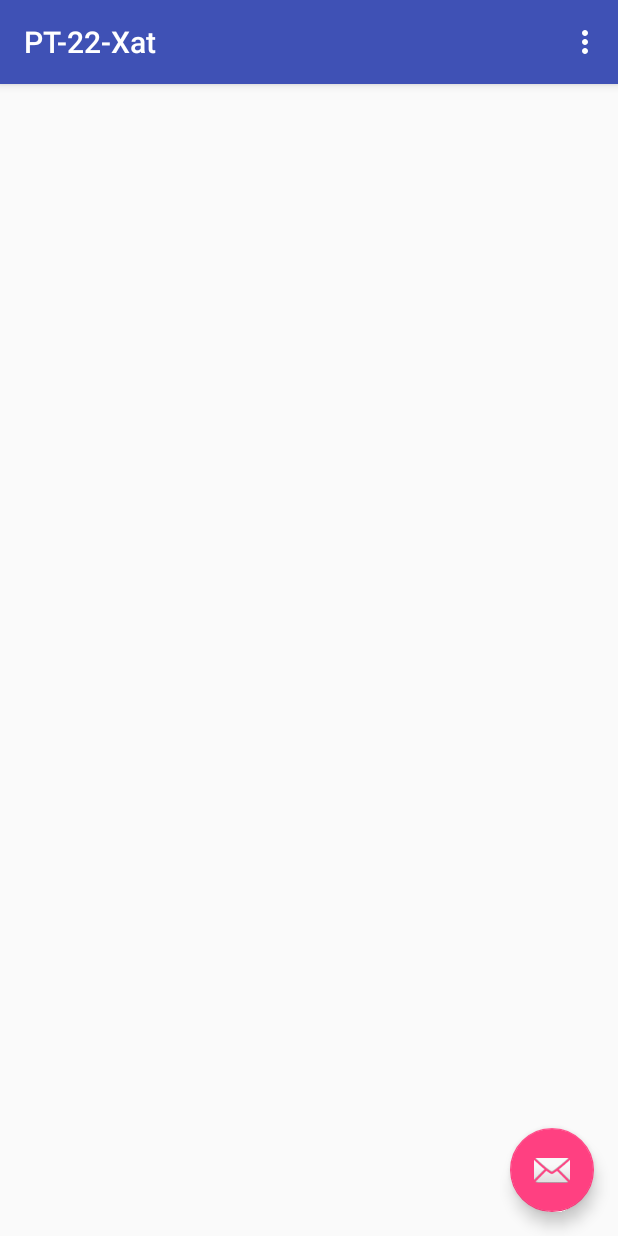
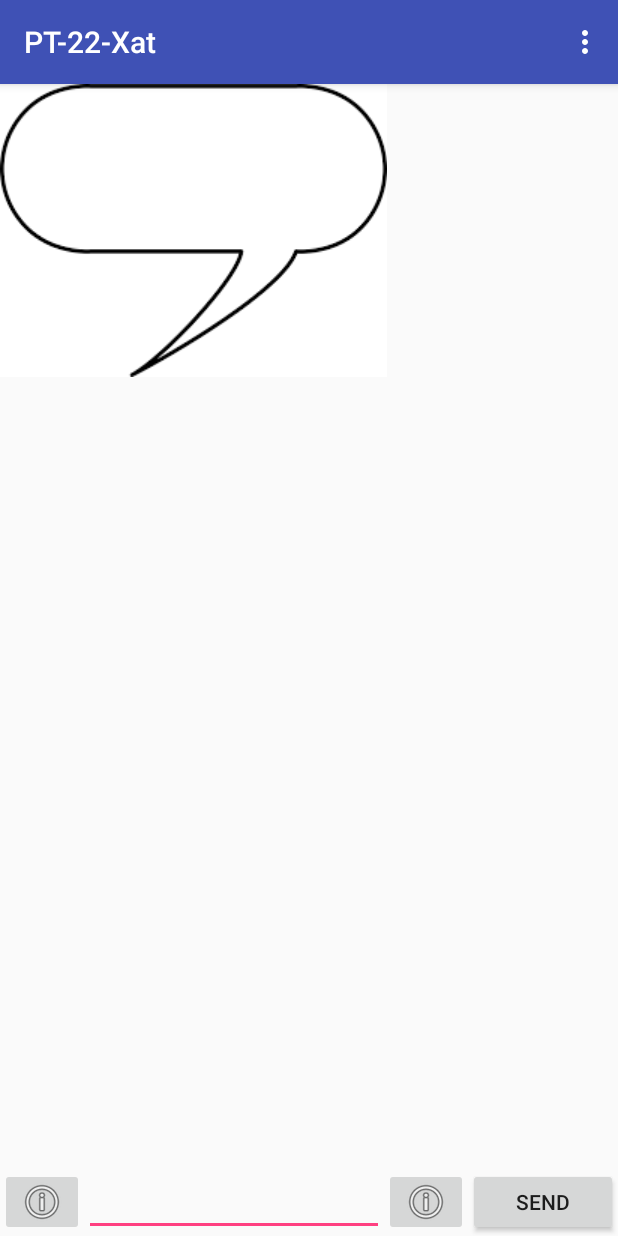
Before and after one commit to damarillom/PT-22-Android, an Android app: the screen it shows after launch (MainActivity), in the options menu, after a tap on "Settings", on a phone screen of 412 x 824 dp. Run offline under Robolectric (Android 15) with nearby library versions, the phone set to English and light mode, and no system bars.

Commit message:
chat funcional

```diff
--- a/app/src/main/java/com/dam/iam26509397/pt_22_xat/MainActivity.java
+++ b/app/src/main/java/com/dam/iam26509397/pt_22_xat/MainActivity.java
@@ -1,15 +1,18 @@
 package com.dam.iam26509397.pt_22_xat;
 
 import android.os.Bundle;
-import android.support.design.widget.FloatingActionButton;
-import android.support.design.widget.Snackbar;
 import android.support.v7.app.AppCompatActivity;
 import android.support.v7.widget.Toolbar;
+import android.view.Gravity;
 import android.view.View;
 import android.view.Menu;
 import android.view.MenuItem;
+import android.widget.EditText;
+import android.widget.LinearLayout;
+import android.widget.TextView;
 
 public class MainActivity extends AppCompatActivity {
+    boolean left = true;
 
     @Override
     protected void onCreate(Bundle savedInstanceState) {
@@ -18,14 +21,7 @@ public class MainActivity extends AppCompatActivity {
         Toolbar toolbar = (Toolbar) findViewById(R.id.toolbar);
         setSupportActionBar(toolbar);
 
-        FloatingActionButton fab = (FloatingActionButton) findViewById(R.id.fab);
-        fab.setOnClickListener(new View.OnClickListener() {
-            @Override
-            public void onClick(View view) {
-                Snackbar.make(view, "Replace with your own action", Snackbar.LENGTH_LONG)
-                        .setAction("Action", null).show();
-            }
-        });
+
     }
 
     @Override
@@ -49,4 +45,33 @@ public class MainActivity extends AppCompatActivity {
 
         return super.onOptionsItemSelected(item);
     }
+
+    public void addToScrollView(View view) {
+        //added LInearLayout
+        LinearLayout linearLayout = (LinearLayout) findViewById(R.id.LScroll);
+
+        //added LayoutParams
+        LinearLayout.LayoutParams params = new LinearLayout.LayoutParams(LinearLayout.LayoutParams.WRAP_CONTENT, LinearLayout.LayoutParams.WRAP_CONTENT);
+        params.gravity = left ? Gravity.LEFT : Gravity.RIGHT;
+        linearLayout.setOrientation(LinearLayout.VERTICAL);
+
+        EditText edit = (EditText)findViewById(R.id.editext1);
+        String result = edit.getText().toString();
+        //add textView
+        TextView textView = new TextView(this);
+        textView.setText("         " +result);
+        //textView.setId(1);
+        textView.setLayoutParams(params);
+        //textView.setBackground();
+        if (left) {
+            textView.setBackgroundResource(R.drawable.bocadillol);
+            left = false;
+        } else {
+            textView.setBackgroundResource(R.drawable.bocadillor);
+            left = true;
+        }
+
+        //added the textView and the Button to LinearLayout
+        linearLayout.addView(textView);
+    }
 }
--- a/app/src/main/res/layout/activity_main.xml
+++ b/app/src/main/res/layout/activity_main.xml
@@ -22,12 +22,5 @@
 
     <include layout="@layout/content_main" />
 
-    <android.support.design.widget.FloatingActionButton
-        android:id="@+id/fab"
-        android:layout_width="wrap_content"
-        android:layout_height="wrap_content"
-        android:layout_gravity="bottom|end"
-        android:layout_margin="@dimen/fab_margin"
-        app:srcCompat="@android:drawable/ic_dialog_email" />
 
 </android.support.design.widget.CoordinatorLayout>
--- a/app/src/main/res/layout/content_main.xml
+++ b/app/src/main/res/layout/content_main.xml
@@ -6,7 +6,8 @@
     android:layout_height="match_parent"
     app:layout_behavior="@string/appbar_scrolling_view_behavior"
     tools:context=".MainActivity"
-    tools:showIn="@layout/activity_main">
+    tools:showIn="@layout/activity_main"
+    android:orientation="vertical">
 
     <ScrollView
         android:id="@+id/scroll"
@@ -14,6 +15,7 @@
         android:layout_height="400dp"
         android:layout_weight="0.87">
         <LinearLayout
+            android:id="@+id/LScroll"
             android:layout_width="match_parent"
             android:layout_height="wrap_content"
             android:orientation="vertical">
@@ -21,8 +23,28 @@
         </LinearLayout>
     </ScrollView>
     <LinearLayout
-        android:layout_width="wrap_content"
-        android:layout_height="45dp">
-        z
+        android:layout_width="match_parent"
+        android:layout_height="45dp"
+        android:orientation="horizontal">
+
+        <ImageButton
+            android:id="@+id/imageButton1"
+            android:layout_width="wrap_content"
+            android:layout_height="match_parent"
+            app:srcCompat="@android:drawable/ic_menu_info_details" />
+        <EditText
+            android:id="@+id/editext1"
+            android:layout_width="200dp"
+            android:layout_height="match_parent" />
+        <ImageButton
+            android:id="@+id/imageButton2"
+            android:layout_width="wrap_content"
+            android:layout_height="match_parent"
+            app:srcCompat="@android:drawable/ic_menu_info_details" />
+        <Button
+            android:layout_width="match_parent"
+            android:layout_height="match_parent"
+            android:text="Send"
+            android:onClick="addToScrollView"/>
     </LinearLayout>
 </LinearLayout>
```
Also changed, not shown: app/src/main/res/drawable-v24/bocadillol.png (added), app/src/main/res/drawable-v24/bocadillor.png (added), app/src/main/res/drawable-v24/thinking_face_emoji.png (renamed from app/src/main/res/drawable-v24/Thinking_Face_Emoji.png).
